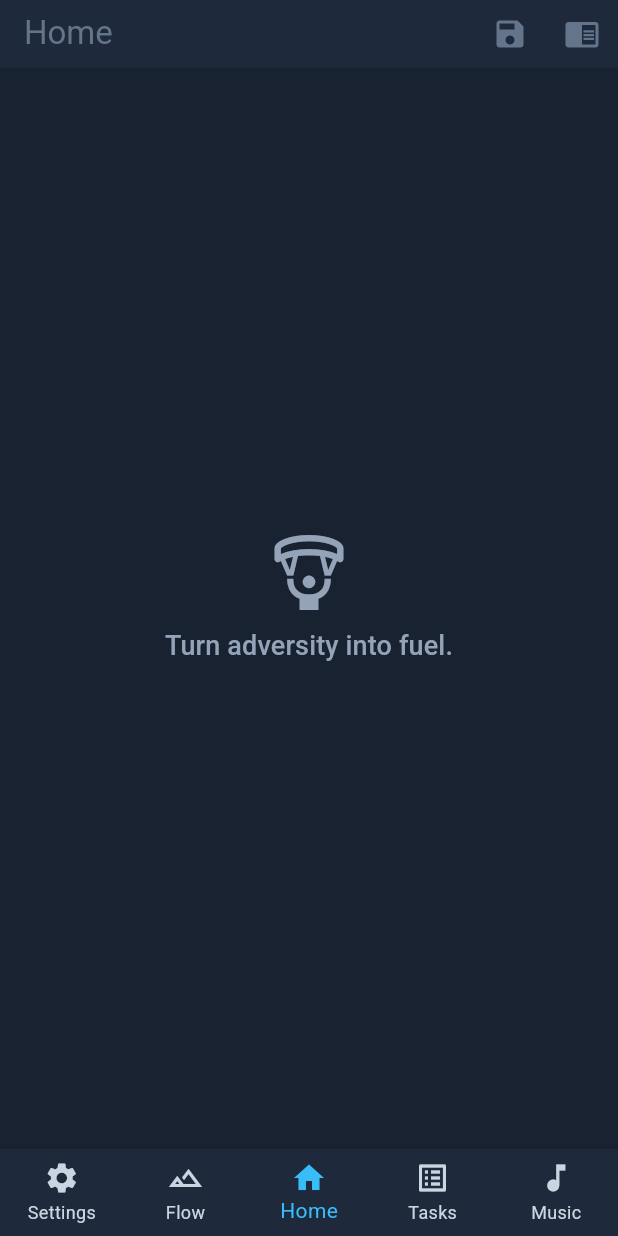
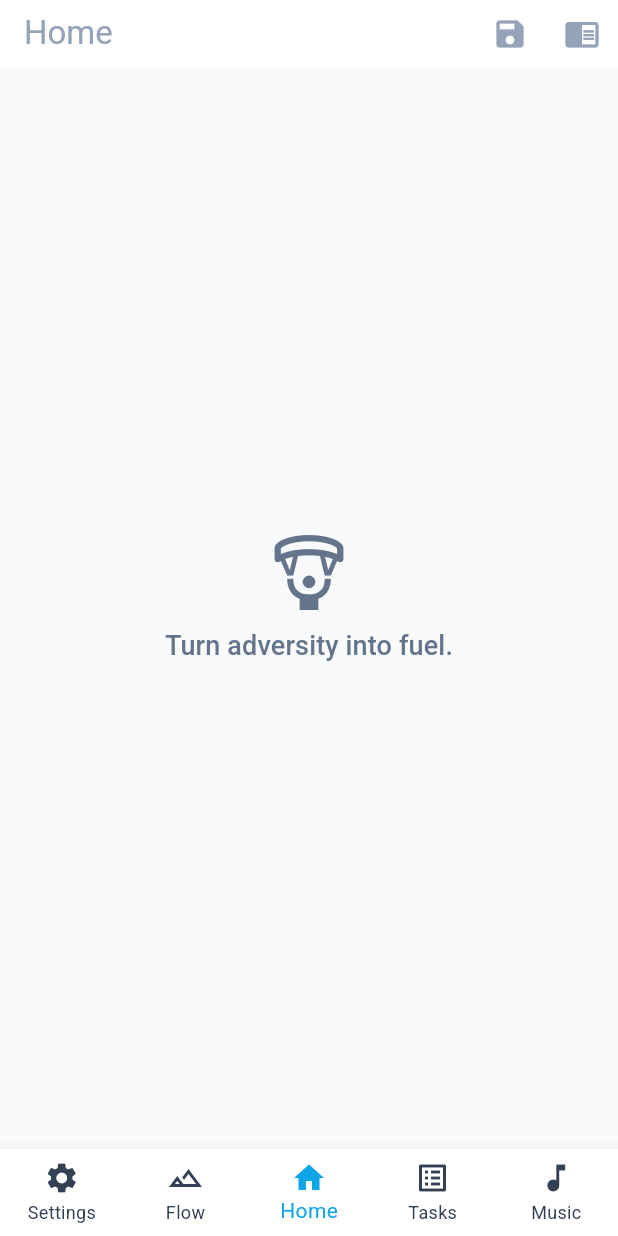
Before and after one commit to Ido-Badash/Flowscape, a Flutter app: the screen it shows after launch, on a phone screen of 412 x 824 dp. Run offline on Flutter 3.47's test engine with Material 3 defaults, Android fonts, the phone set to English and light mode, and no system bars.

Commit message:
⚙️🐲 Refactor color definitions and theme data for improved clarity and organization

```diff
--- a/lib/features/home/home.dart
+++ b/lib/features/home/home.dart
@@ -19,10 +19,12 @@ class _HomePageState extends State<HomePage> {
     return Scaffold(
       appBar: AppBar(
         backgroundColor: Theme.of(context).colorScheme.secondary,
-        actions: [buildSavedScapesTooltip(), buildScapesTooltip()],
+        actions: [buildSavedScapesIconButton(), buildScapesIconButton()],
         title: Text(
           "Home",
-          style: TextStyle(fontSize: Theme.of(context).textTheme.displaySmall?.fontSize),
+          style: TextStyle(
+            fontSize: Theme.of(context).textTheme.displaySmall?.fontSize,
+          ),
         ),
         toolbarHeight: 45.0,
       ),
@@ -30,24 +32,9 @@ class _HomePageState extends State<HomePage> {
     );
   }
 
-  Tooltip buildSavedScapesTooltip() {
-    return Tooltip(
-      message: "Saved Scapes",
-      decoration: tooltipBoxDecoration(),
-      child: buildSavedScapesIconButton(),
-    );
-  }
-
-  Tooltip buildScapesTooltip() {
-    return Tooltip(
-      message: "Scapes",
-      decoration: tooltipBoxDecoration(),
-      child: buildScapesIconButton(),
-    );
-  }
-
   IconButton buildSavedScapesIconButton() {
     return IconButton(
+      tooltip: "Saved Scapes",
       padding: const EdgeInsets.only(left: 10.0, right: 10.0),
       onPressed: () {
         debugPrint("Navigating to saved scapes");
@@ -61,6 +48,7 @@ class _HomePageState extends State<HomePage> {
 
   IconButton buildScapesIconButton() {
     return IconButton(
+      tooltip: "Scapes",
       padding: const EdgeInsets.only(left: 10.0, right: 10.0),
       onPressed: () {
         debugPrint("Navigating to scapes");
@@ -71,10 +59,4 @@ class _HomePageState extends State<HomePage> {
       icon: Icon(Icons.chrome_reader_mode),
     );
   }
-
-  BoxDecoration tooltipBoxDecoration() {
-    return BoxDecoration(
-      color: Color.fromRGBO(255, 255, 255, 0.75)
-    );
-  }
 }
--- a/lib/main.dart
+++ b/lib/main.dart
@@ -5,13 +5,15 @@ import 'package:flutter/services.dart';
 import 'features/app/app.dart';
 import 'core/styles/themes.dart';
 
-ThemeData myAppThemeData = appThemeData();
+ThemeData appDarkTheme = appDarkThemeData();
+ThemeData appLightTheme = appLightThemeData();
 
 void main() {
   SystemChrome.setSystemUIOverlayStyle(
     SystemUiOverlayStyle(
       statusBarColor: Colors.transparent,
-      systemNavigationBarColor: myAppThemeData.colorScheme.secondary,
+      systemNavigationBarColor:
+          appDarkTheme.bottomNavigationBarTheme.backgroundColor,
     ),
   );
   runApp(const MyApp());
@@ -25,7 +27,8 @@ class MyApp extends StatelessWidget {
     return MaterialApp(
       debugShowCheckedModeBanner: false,
       title: "FlowScape",
-      theme: myAppThemeData,
+      theme: appLightTheme,
+      darkTheme: appDarkTheme,
       home: FlowScape(),
     );
   }
```
Also changed, not shown: lib/core/styles/colors.dart (+21 -64 lines), lib/core/styles/themes.dart (+57 -12 lines), 1 other file.
